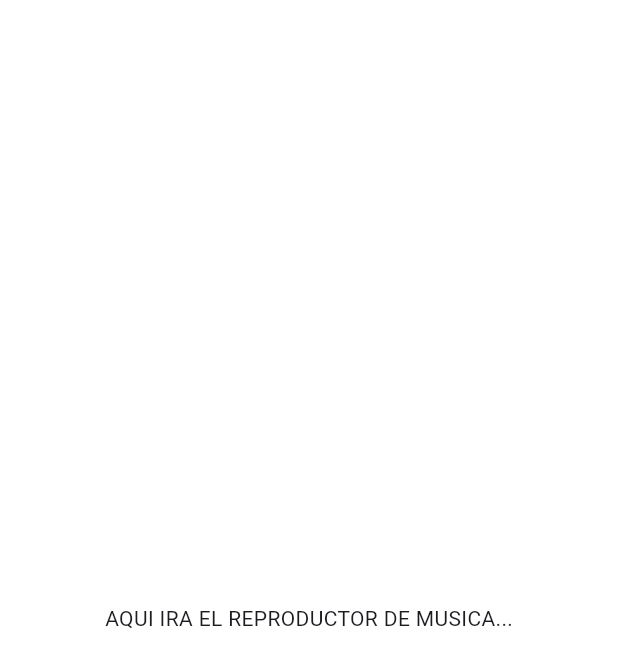
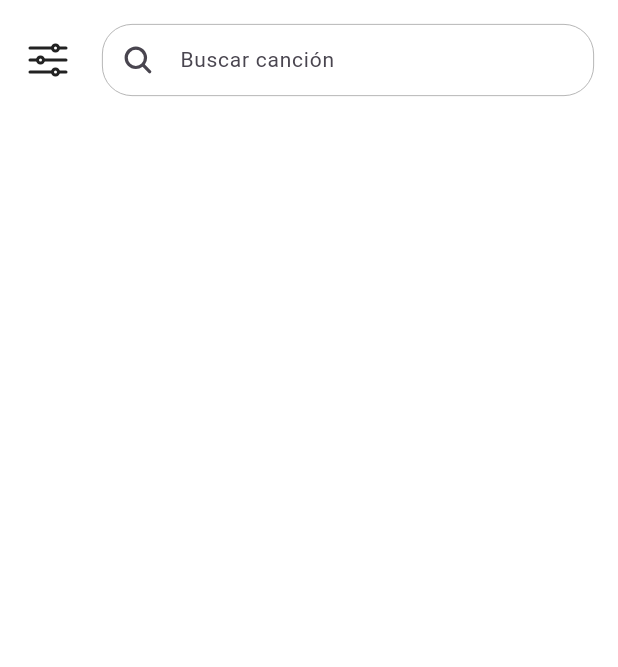
Before and after one commit to RafaEscobar/simple-mp3, a Flutter app: the screen it shows after launch, on a phone screen of 412 x 824 dp. Shown: the top 667 px of the screen. Run offline on Flutter 3.47's test engine with Material 3 defaults, Android fonts, the phone set to English and light mode, and no system bars; our stand-ins replace go_router, ionicons, lottie, permission_handler, shared_preferences.

Commit message:
Agrega btn para drawer y barra de busqueda al player

```diff
--- a/lib/screens/player_screen.dart
+++ b/lib/screens/player_screen.dart
@@ -1,4 +1,5 @@
 import 'package:flutter/material.dart';
+import 'package:ionicons/ionicons.dart';
 import 'package:permission_handler/permission_handler.dart';
 import 'package:simple_mp3/services/alert_service.dart';
 import 'package:simple_mp3/services/permission_service.dart';
@@ -38,8 +39,55 @@ class _PlayerScreenState extends State<PlayerScreen> {
       body: SafeArea(
         child: (showNoPermission.isGranted) ?
         Container(
+          padding: const EdgeInsets.symmetric(horizontal: 16, vertical: 16),
           color: Colors.white,
-          child: const Center(child:  Text('AQUI IRA EL REPRODUCTOR DE MUSICA...'))
+          child: Column(
+            children: [
+              SizedBox(
+                child: Row(
+                  crossAxisAlignment: CrossAxisAlignment.center,
+                  mainAxisAlignment: MainAxisAlignment.center,
+                  children: [
+                    const Icon(
+                      Ionicons.options_outline,
+                      size: 32,
+                    ),
+                    const SizedBox(width: 20,),
+                    Expanded(
+                      child: TextField(
+                        onTapOutside: (event) {
+                          FocusScope.of(context).unfocus();
+                        },
+                        style: const TextStyle(fontSize: 14),
+                        decoration: InputDecoration(
+                          enabledBorder: OutlineInputBorder(
+                            borderRadius: BorderRadius.circular(20),
+                            borderSide: const BorderSide(
+                              color: Colors.grey,
+                              width: .5,
+                            ),
+                          ),
+                          focusedBorder: OutlineInputBorder(
+                            borderRadius: BorderRadius.circular(20),
+                            borderSide: const BorderSide(
+                              color: Colors.blue,
+                              width: .5,
+                            ),
+                          ),
+                          contentPadding: const EdgeInsets.all(0),
+                          hintText: 'Buscar canción',
+                          prefixIcon: const Icon(
+                            Ionicons.search,
+                            size: 22,
+                          ),
+                        ),
+                      ),
+                    )
+                  ],
+                ),
+              )
+            ],
+          )
         ) :
         EmptyState(
           lottiePath: 'assets/animations/empty_state.json',
```
